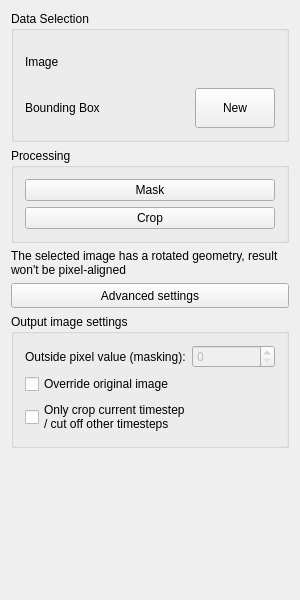
Above: Plugins/org.mitk.gui.qt.imagecropper/src/internal/QmitkImageCropperViewControls.ui from MITK/MITK before the change. Below: the same form after it.
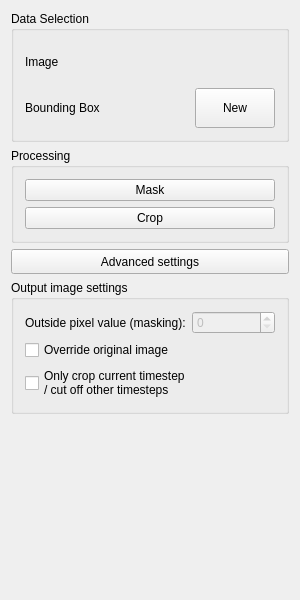
That is the form after the change. Custom widgets are drawn as their Qt base class.

Commit message: Voxel-align bounding box edits for oblique images

What changed in the file:
```diff
--- a/Plugins/org.mitk.gui.qt.imagecropper/src/internal/QmitkImageCropperViewControls.ui
+++ b/Plugins/org.mitk.gui.qt.imagecropper/src/internal/QmitkImageCropperViewControls.ui
@@ -150,22 +150,6 @@
      </layout>
     </widget>
    </item>
-   <item>
-    <widget class="QLabel" name="labelWarningRotation">
-     <property name="enabled">
-      <bool>true</bool>
-     </property>
-     <property name="text">
-      <string>The selected image has a rotated geometry, result won't be pixel-aligned</string>
-     </property>
-     <property name="textFormat">
-      <enum>Qt::PlainText</enum>
-     </property>
-     <property name="wordWrap">
-      <bool>true</bool>
-     </property>
-    </widget>
-   </item>
    <item>
     <widget class="ctkExpandButton" name="buttonAdvancedSettings">
      <property name="sizePolicy">
```
The commit also changes 4 other files.
